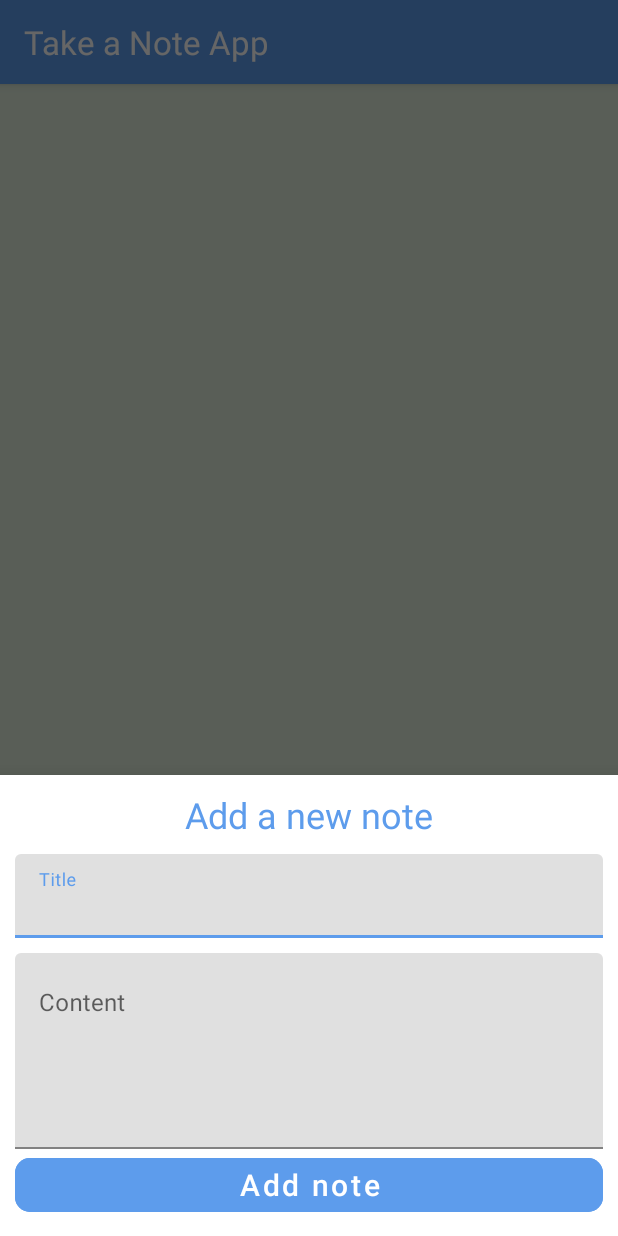
After one commit to AHMEDHISHAM1212/Todo-App, an Android app: the fragment AddTaskBottomFragment placed in its activity, on a phone screen of 412 x 824 dp. The commit adds this screen. Run offline under Robolectric (Android 15) with nearby library versions, the phone set to English and light mode, and no system bars.

Commit message:
Add task to database

```diff
--- a/app/src/main/java/com/example/noteapplication/database/TasksDatabase.kt
+++ b/app/src/main/java/com/example/noteapplication/database/TasksDatabase.kt
@@ -18,7 +18,7 @@ abstract class TasksDatabase: RoomDatabase() {
         fun getInstance(context: Context):TasksDatabase{
             if (instance==null){
                 //initialize
-                instance =Room.databaseBuilder(context,
+                instance =Room.databaseBuilder(context.applicationContext,
                     TasksDatabase::class.java,
                     "tasksDB")
                     .allowMainThreadQueries()
--- a/app/src/main/java/com/example/noteapplication/ui/home/HomeActivity.kt
+++ b/app/src/main/java/com/example/noteapplication/ui/home/HomeActivity.kt
@@ -3,9 +3,11 @@ package com.example.noteapplication.ui.home
 import androidx.appcompat.app.AppCompatActivity
 import android.os.Bundle
 import android.view.LayoutInflater
+import android.widget.Toast
 import androidx.fragment.app.Fragment
 import com.example.noteapplication.R
 import com.example.noteapplication.databinding.ActivityHomeBinding
+import com.example.noteapplication.ui.home.tabs.AddTaskBottomFragment
 import com.example.noteapplication.ui.home.tabs.SettingsFragment
 import com.example.noteapplication.ui.home.tabs.TasksListFragment
 
@@ -16,6 +18,21 @@ class HomeActivity : AppCompatActivity() {
         viewBinding = ActivityHomeBinding.inflate(layoutInflater)
         setContentView(viewBinding.root)
         initBottomNavClicks()
+        initFabClick()
+    }
+
+    private fun initFabClick() {
+        viewBinding.fabAdd.setOnClickListener{
+            showAddTasksBottomFragment()
+        }
+    }
+
+    private fun showAddTasksBottomFragment() {
+        val addTaskFragment = AddTaskBottomFragment()
+        addTaskFragment.onAddedTasksListener = AddTaskBottomFragment.OnAddedTasksListener {
+            Toast.makeText(this,"Task added Successfully",Toast.LENGTH_LONG).show()
+        }
+        addTaskFragment.show(supportFragmentManager,"")
     }
 
     private fun initBottomNavClicks() {
--- /dev/null
+++ b/app/src/main/java/com/example/noteapplication/ui/home/tabs/AddTaskBottomFragment.kt
@@ -0,0 +1,73 @@
+package com.example.noteapplication.ui.home.tabs
+
+import android.os.Bundle
+import android.view.LayoutInflater
+import android.view.View
+import android.view.ViewGroup
+import com.example.noteapplication.database.TasksDatabase
+import com.example.noteapplication.databinding.FragmentAddTaskBinding
+import com.example.noteapplication.model.Task
+import com.google.android.material.bottomsheet.BottomSheetDialogFragment
+
+class AddTaskBottomFragment: BottomSheetDialogFragment() {
+    private lateinit var viewBinding: FragmentAddTaskBinding
+    override fun onCreateView(
+        inflater: LayoutInflater,
+        container: ViewGroup?,
+        savedInstanceState: Bundle?
+    ): View? {
+        viewBinding = FragmentAddTaskBinding.inflate(
+            inflater,
+            container,
+            false
+        )
+        return viewBinding.root
+    }
+
+    override fun onViewCreated(view: View, savedInstanceState: Bundle?) {
+        super.onViewCreated(view, savedInstanceState)
+        viewBinding.btnSubmit.setOnClickListener{
+            createTask()
+        }
+    }
+
+    private fun createTask() {
+        if (!valid()){
+            return
+        }
+        else{
+            // create task
+            val task = Task(
+                title = viewBinding.etTitle.text.toString(),
+                description = viewBinding.etContent.text.toString()
+            )
+            TasksDatabase.getInstance(requireContext())
+                .tasksDao()
+                .insertTask(task)
+            onAddedTasksListener?.onAddedTask()
+            dismiss()
+        }
+    }
+
+    var onAddedTasksListener: OnAddedTasksListener?= null
+    fun interface OnAddedTasksListener{
+        fun onAddedTask()
+    }
+    private fun valid(): Boolean {
+        var isValid = true
+        if (viewBinding.etTitle.text.toString().isNullOrBlank()){
+            viewBinding.titleContainer.error = "Please enter the title"
+            isValid = false
+        }else{
+            viewBinding.titleContainer.error = null
+        }
+
+        if (viewBinding.etContent.text.toString().isNullOrBlank()){
+            viewBinding.contentContainer.error = "Please enter the title"
+            isValid = false
+        }else{
+            viewBinding.contentContainer.error = null
+        }
+        return isValid
+    }
+}
--- /dev/null
+++ b/app/src/main/res/layout/fragment_add_task.xml
@@ -0,0 +1,61 @@
+<?xml version="1.0" encoding="utf-8"?>
+<LinearLayout xmlns:android="http://schemas.android.com/apk/res/android"
+    android:layout_width="match_parent"
+    android:layout_height="match_parent"
+    xmlns:app="http://schemas.android.com/apk/res-auto"
+    android:orientation="vertical"
+    android:layout_margin="10dp"
+    android:padding="10dp">
+    <TextView
+        android:layout_width="match_parent"
+        android:layout_height="wrap_content"
+        android:text="@string/add_a_new_note"
+        android:gravity="center"
+        android:textSize="24sp"
+        android:textColor="@color/my_primary"
+        />
+
+    <com.google.android.material.textfield.TextInputLayout
+        android:id="@+id/title_container"
+        android:layout_width="match_parent"
+        android:layout_height="wrap_content"
+        android:layout_marginTop="10dp"
+        >
+        <com.google.android.material.textfield.TextInputEditText
+            android:id="@+id/et_title"
+            android:layout_width="match_parent"
+            android:layout_height="wrap_content"
+            android:hint="@string/title"
+            />
+    </com.google.android.material.textfield.TextInputLayout>
+
+    <com.google.android.material.textfield.TextInputLayout
+        android:id="@+id/content_container"
+        android:layout_width="match_parent"
+        android:layout_height="wrap_content"
+        android:layout_marginTop="10dp"
+        >
+        <com.google.android.material.textfield.TextInputEditText
+            android:id="@+id/et_content"
+            android:layout_width="match_parent"
+            android:layout_height="wrap_content"
+            android:gravity="start"
+            android:hint="@string/content"
+            android:lines="5"
+            android:maxLines="5"
+            android:minLines="5"
+            />
+    </com.google.android.material.textfield.TextInputLayout>
+
+    <com.google.android.material.button.MaterialButton
+        android:id="@+id/btn_submit"
+        android:layout_width="match_parent"
+        android:layout_height="wrap_content"
+        android:text="@string/add_note"
+        android:textColor="@color/white"
+        android:textSize="20sp"
+        android:textAllCaps="false"
+        app:cornerRadius="10dp"
+        android:backgroundTint="@color/my_primary"
+        />
+</LinearLayout>
--- a/app/src/main/res/values/strings.xml
+++ b/app/src/main/res/values/strings.xml
@@ -4,4 +4,8 @@
     <string name="settings">Settings</string>
     <string name="take_a_note_app">Take a Note App</string>
     <string name="adding_a_new_note">Adding a new note</string>
+    <string name="add_a_new_note">Add a new note</string>
+    <string name="content">Content</string>
+    <string name="title">Title</string>
+    <string name="add_note">Add note</string>
 </resources>
```
